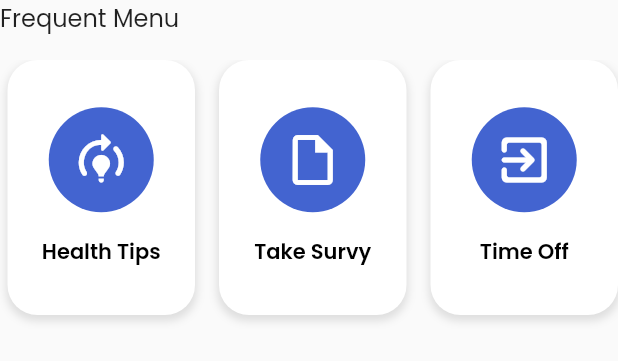
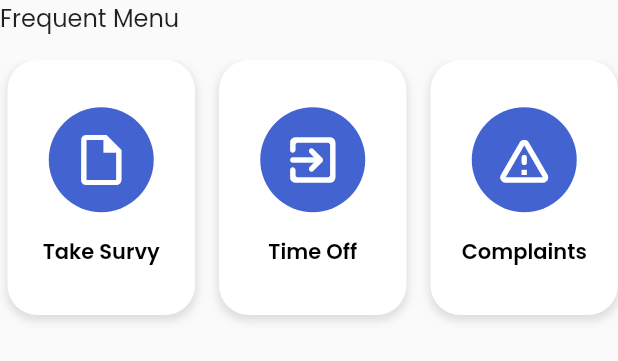
Before and after one commit to Thilina-Pathirage/fyp-mobile, a Flutter app: the HomeQuickAccessBlock widget shown alone on an empty page, opened directly with empty values, on a phone screen of 412 x 824 dp. Shown: the top 361 px of the screen. Run offline on Flutter 3.47's test engine with Material 2 defaults, Android fonts, the light colour scheme and no system bars; our stand-ins replace carousel_slider, flutter_riverpod, loading_animation_widget, shared_preferences; missing offline and left inert: jwt_decode; accounts and stored records are empty; network calls fail.

Commit message:
Bug fixed. null checks for leaves and complaints

```diff
--- a/lib/constants/constants.dart
+++ b/lib/constants/constants.dart
@@ -1 +1,2 @@
-const String baseUrl = 'https://fyp-eud.azurewebsites.net';
+// const String baseUrl = 'https://fyp-eud.azurewebsites.net';
+const String baseUrl = 'http://localhost:5000';
--- a/lib/screens/complaints_screen.dart
+++ b/lib/screens/complaints_screen.dart
@@ -80,7 +80,7 @@ class ComplaintsScreenState extends State<ComplaintsScreen> {
           ? Center(
               child: LoadingAnimationWidget.fallingDot(
                   color: AppColors.primaryColor, size: 60))
-          : SingleChildScrollView(
+          : complaintsList.isNotEmpty ? SingleChildScrollView(
               child: RefreshIndicator(
                 onRefresh: () async {
                   _handleComplaints();
@@ -102,7 +102,11 @@ class ComplaintsScreenState extends State<ComplaintsScreen> {
                   ),
                 ),
               ),
+            ) : const Center(
+        child: SizedBox(
+              child: Text('You can create complaints'),
             ),
+      ),
     );
   }
 
--- a/lib/screens/leaves_screen.dart
+++ b/lib/screens/leaves_screen.dart
@@ -95,7 +95,7 @@ class _LeavesScreenState extends State<LeavesScreen> {
         icon: Icons.add,
         iconSize: 26,
       ),
-      body: _isLoading ? Center(child: LoadingAnimationWidget.fallingDot(color: AppColors.primaryColor, size: 60)) :  SingleChildScrollView(
+      body: _isLoading ? Center(child: LoadingAnimationWidget.fallingDot(color: AppColors.primaryColor, size: 60)) :  leavesList.isNotEmpty ? SingleChildScrollView(
         child: RefreshIndicator(
           onRefresh: () async {
             _handleLeaves();
@@ -138,6 +138,10 @@ class _LeavesScreenState extends State<LeavesScreen> {
             ),
           ),
         ),
+      ) : const Center(
+        child: SizedBox(
+              child: Text('You can apply for leaves'),
+            ),
       ),
     );
   }
--- a/lib/widgets/home/home_quick_access_block.dart
+++ b/lib/widgets/home/home_quick_access_block.dart
@@ -26,17 +26,17 @@ class _HomeQuickAccessBlockState extends State<HomeQuickAccessBlock> {
         SingleChildScrollView(
           scrollDirection: Axis.horizontal,
           child: Padding(
-            padding: const EdgeInsets.only(bottom: 16.0, left: 5, right: 8.0),
+            padding: EdgeInsets.only(bottom: 16.0, left: 5, right: 8.0),
             child: Row(
               children: [
-                HomeQuickAccessCard(
+               widget.healthTips.isEmpty ? const SizedBox() : HomeQuickAccessCard(
                   title: 'Health Tips',
                   icon: Icons.model_training_rounded,
                   onPressed: () {
                     _showTipsDialog(context, widget.healthTips);
                   },
                 ),
-                const SizedBox(
+                 widget.healthTips.isEmpty ? const SizedBox() : const SizedBox(
                   width: 16,
                 ),
                 HomeQuickAccessCard(
```
Also changed, not shown: lib/widgets/home/recent_leaves_block.dart (+10 -2 lines).
